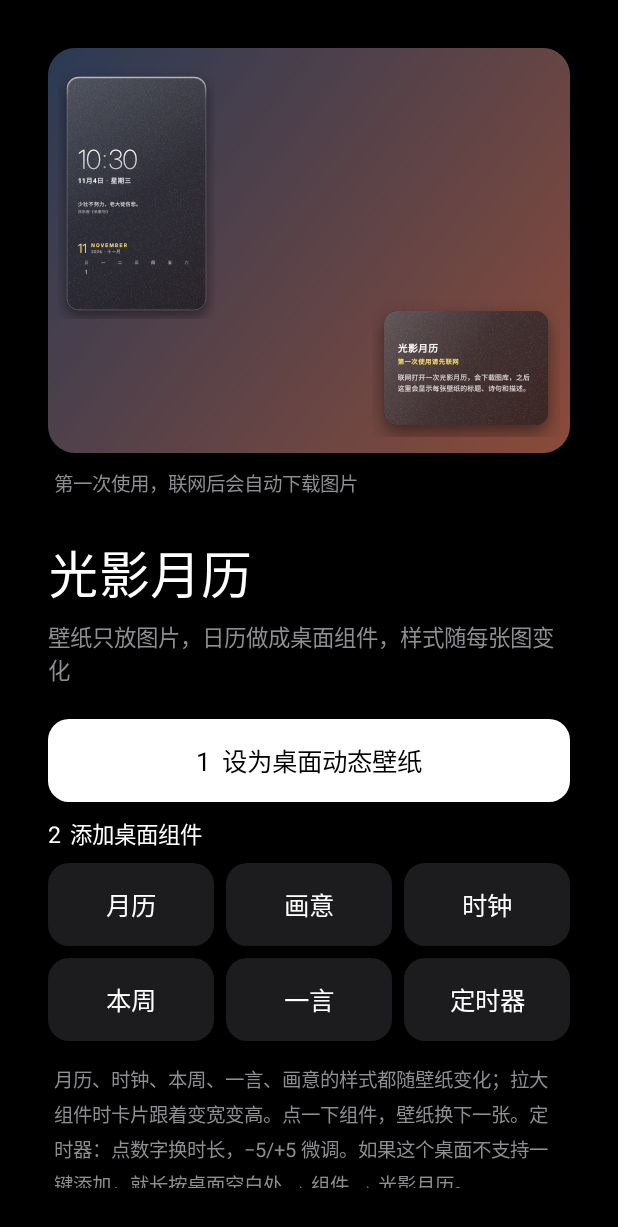
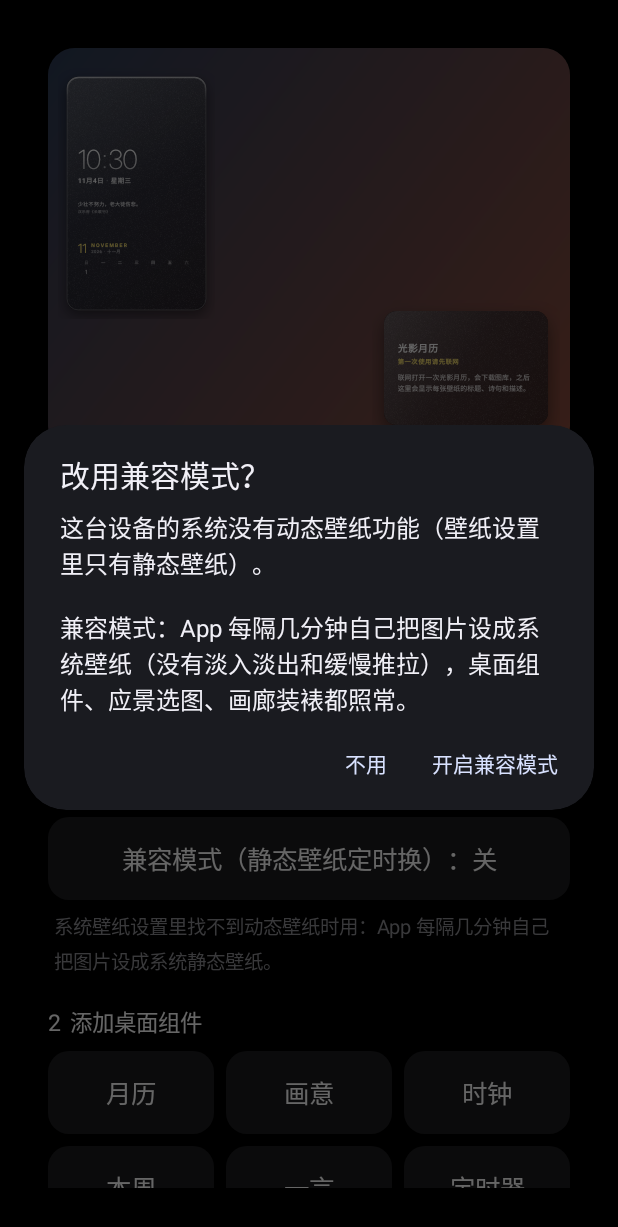
Before and after one commit to hhoangxuan44-spec/iPadmini1, an Android app: the screen it shows after launch (MainActivity), after a tap on "1 设为桌面动态壁纸", on a phone screen of 412 x 824 dp. Shown: the top 1227 px of the screen. Run offline under Robolectric (Android 15) with nearby library versions, the phone set to English and light mode, and no system bars; pictures from the network do not load; 12 statements that could not run were skipped; 2 other taps on this screen came first.

Commit message:
兼容模式：系统壁纸设置里没有动态壁纸时，App 定时自己设置静态壁纸
Co-Authored-By: Claude Sonnet 5.5 <noreply@anthropic.com>
Claude-Session: https://claude.ai/code/session_016qkhVQtPwhmWqwTLcfvbxo

```diff
--- a/android/app/src/main/java/io/github/guangying/MainActivity.java
+++ b/android/app/src/main/java/io/github/guangying/MainActivity.java
@@ -138,6 +138,19 @@ public class MainActivity extends Activity implements Wall.Listener {
 
         side.addView(button("1  设为桌面动态壁纸", true, v -> setWallpaper()));
         side.addView(gap(10));
+        staticBtn = button("", false, v -> {
+            if (prefs.staticMode()) {
+                StaticWall.disable(this);
+                updateStaticButton();
+            } else {
+                StaticWall.enable(this);
+                Toast.makeText(this, "已开启，正在设置壁纸…", Toast.LENGTH_LONG).show();
+                updateStaticButton();
+            }
+        });
+        updateStaticButton();
+        side.addView(staticBtn);
+        side.addView(hint("系统壁纸设置里找不到动态壁纸时用：App 每隔几分钟自己把图片设成系统静态壁纸。"));
         side.addView(text("2  添加桌面组件", 15, Color.WHITE));
         side.addView(gap(8));
         Object[][] widgets = {{"月历", CalendarWidget.class}, {"画意", StoryWidget.class}, {"时钟", ClockWidget.class},
@@ -299,6 +312,10 @@ public class MainActivity extends Activity implements Wall.Listener {
     }
 
     private void setWallpaper() {
+        if (!StaticWall.liveSupported(this)) {
+            offerStatic("这台设备的系统没有动态壁纸功能（壁纸设置里只有静态壁纸）。");
+            return;
+        }
         Intent i = new Intent(WallpaperManager.ACTION_CHANGE_LIVE_WALLPAPER);
         i.putExtra(WallpaperManager.EXTRA_LIVE_WALLPAPER_COMPONENT, new ComponentName(this, CalendarWallpaper.class));
         try {
@@ -307,9 +324,31 @@ public class MainActivity extends Activity implements Wall.Listener {
             try {
                 startActivity(new Intent(WallpaperManager.ACTION_LIVE_WALLPAPER_CHOOSER));
             } catch (ActivityNotFoundException e2) {
-                Toast.makeText(this, "请到 设置 → 壁纸 里选择「光影月历」", Toast.LENGTH_LONG).show();
+                offerStatic("系统里找不到动态壁纸的设置入口。");
             }
         }
+    }
+
+    /** 没有动态壁纸入口时：改用兼容模式（App 自己定时设置静态壁纸） */
+    private void offerStatic(String why) {
+        new android.app.AlertDialog.Builder(this)
+                .setTitle("改用兼容模式？")
+                .setMessage(why + "\n\n兼容模式：App 每隔几分钟自己把图片设成系统壁纸（没有淡入淡出和缓慢推拉），"
+                        + "桌面组件、应景选图、画廊装裱都照常。")
+                .setPositiveButton("开启兼容模式", (d, w) -> {
+                    StaticWall.enable(this);
+                    Toast.makeText(this, "已开启，正在设置壁纸…", Toast.LENGTH_LONG).show();
+                    updateStaticButton();
+                })
+                .setNegativeButton("不用", null)
+                .show();
+    }
+
+    private TextView staticBtn;
+
+    private void updateStaticButton() {
+        if (staticBtn == null) return;
+        staticBtn.setText(prefs.staticMode() ? "兼容模式（静态壁纸定时换）：开" : "兼容模式（静态壁纸定时换）：关");
     }
 
     private void pin(Class<?> provider) {
--- a/android/app/src/main/java/io/github/guangying/Wall.java
+++ b/android/app/src/main/java/io/github/guangying/Wall.java
@@ -87,6 +87,7 @@ public final class Wall {
                         Widgets.refreshAll(app);
                     }
                 });
+                if (pr.staticMode()) StaticWall.apply(app);        // 兼容模式：同步设成系统静态壁纸
                 prefetch(app, all, pr);
             }
         }, "guangying-next").start();
--- a/android/app/src/main/java/io/github/guangying/data/Prefs.java
+++ b/android/app/src/main/java/io/github/guangying/data/Prefs.java
@@ -37,6 +37,15 @@ public final class Prefs {
 
     public void setMotion(boolean on) {
         sp.edit().putBoolean("motion", on).apply();
+    }
+
+    /** 兼容模式：用静态壁纸代替动态壁纸（系统里没有动态壁纸入口时） */
+    public boolean staticMode() {
+        return sp.getBoolean("static", false);
+    }
+
+    public void setStaticMode(boolean on) {
+        sp.edit().putBoolean("static", on).apply();
     }
 
     public boolean nightDim() {
```
Also changed, not shown: android/app/src/main/AndroidManifest.xml (+13 -0 lines), android/app/src/main/java/io/github/guangying/StaticWall.java (added, +99 -0 lines).
